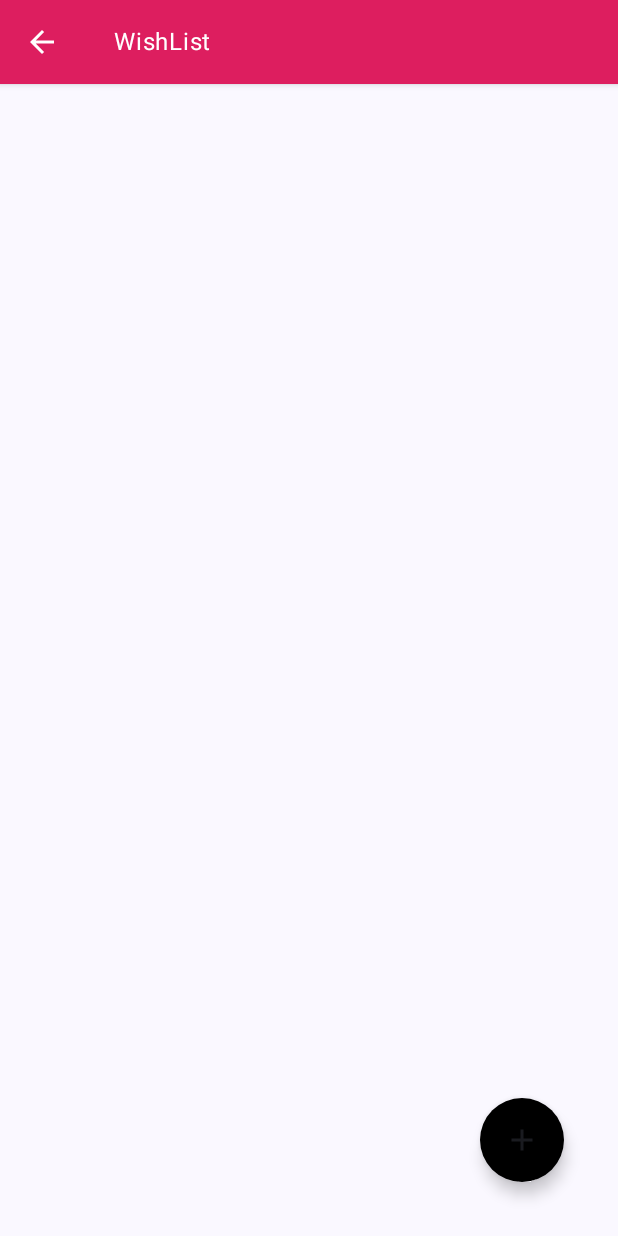
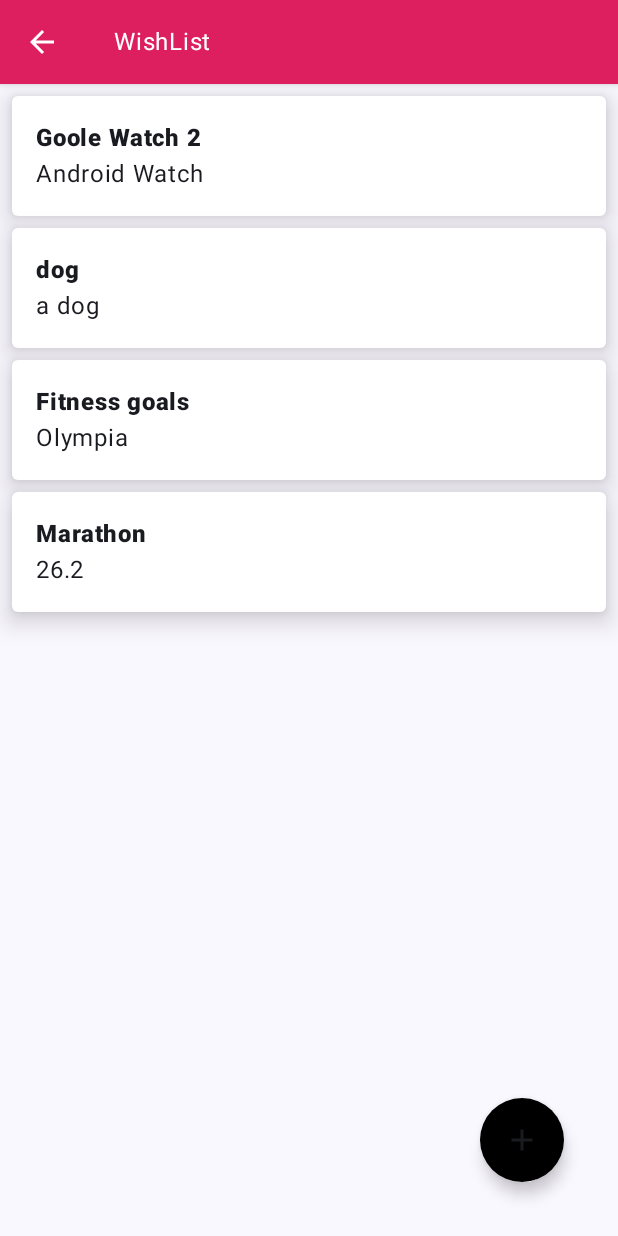
Before and after one commit to martinbebey/wisht_list_app, an Android app built with Jetpack Compose: the screen it shows after launch (MainActivity), on a phone screen of 412 x 824 dp. Run offline under Robolectric (Android 15) with nearby library versions, the phone set to English and light mode, and no system bars.

```diff
--- a/app/src/main/java/com/developer/wishlistapp/HomeView.kt
+++ b/app/src/main/java/com/developer/wishlistapp/HomeView.kt
@@ -1,20 +1,27 @@
 package com.developer.wishlistapp
 
-import android.graphics.drawable.Icon
 import android.widget.Toast
+import androidx.compose.foundation.clickable
+import androidx.compose.foundation.layout.Column
 import androidx.compose.foundation.layout.fillMaxSize
 import androidx.compose.foundation.layout.padding
 import androidx.compose.foundation.lazy.LazyColumn
+import androidx.compose.foundation.lazy.items
+import androidx.compose.material.Card
 import androidx.compose.material.FloatingActionButton
 import androidx.compose.material.icons.Icons
 import androidx.compose.material.icons.filled.Add
 import androidx.compose.material3.Icon
 import androidx.compose.material3.Scaffold
+import androidx.compose.material3.Text
 import androidx.compose.runtime.Composable
 import androidx.compose.ui.Modifier
 import androidx.compose.ui.graphics.Color
 import androidx.compose.ui.platform.LocalContext
+import androidx.compose.ui.text.font.FontWeight
 import androidx.compose.ui.unit.dp
+import com.developer.wishlistapp.data.DummyWish
+import com.developer.wishlistapp.data.Wish
 
 @Composable
 fun HomeView(){
@@ -42,7 +49,33 @@ fun HomeView(){
                 .fillMaxSize()
                 .padding(it)
         ) {
+            items(DummyWish.wishList) {
+                wish -> WishItem(wish = wish) {
 
+            }
+            }
         }
     }
 }
+
+@Composable
+fun WishItem(wish: Wish, onClick: () -> Unit){
+
+    Card(
+        modifier = Modifier
+            .fillMaxSize()
+            .padding(top = 8.dp, start = 8.dp, end = 8.dp)
+            .clickable {
+                onClick()
+            },
+        elevation = 10.dp,
+        backgroundColor = Color.White
+    ){
+        Column(
+            modifier = Modifier.padding(16.dp)
+        ) {
+            Text(text = wish.title, fontWeight = FontWeight.ExtraBold)
+            Text(text = wish.description)
+        }
+    }
+}
--- a/app/src/main/java/com/developer/wishlistapp/MainActivity.kt
+++ b/app/src/main/java/com/developer/wishlistapp/MainActivity.kt
@@ -22,7 +22,7 @@ class MainActivity : ComponentActivity() {
                     modifier = Modifier.fillMaxSize(),
                     color = MaterialTheme.colorScheme.background
                 ) {
-                    HomeView()
+                    Navigation()
                 }
             }
         }
--- /dev/null
+++ b/app/src/main/java/com/developer/wishlistapp/Navigation.kt
@@ -0,0 +1,25 @@
+package com.developer.wishlistapp
+
+import androidx.compose.runtime.Composable
+import androidx.lifecycle.viewmodel.compose.viewModel
+import androidx.navigation.NavHostController
+import androidx.navigation.compose.NavHost
+import androidx.navigation.compose.composable
+import androidx.navigation.compose.rememberNavController
+
+@Composable
+fun Navigation(
+    viewModel: WishViewModel = viewModel(),
+    navController:NavHostController = rememberNavController()
+){
+    NavHost(
+        navController = navController,
+        startDestination = Screen.HomeScreen.route
+    ){
+        composable(
+            Screen.HomeScreen.route
+        ){
+            HomeView()
+        }
+    }
+}
--- /dev/null
+++ b/app/src/main/java/com/developer/wishlistapp/Screens.kt
@@ -0,0 +1,6 @@
+package com.developer.wishlistapp
+
+sealed class Screen(val route: String) {
+    object HomeScreen: Screen("home_screen")
+    object AddScreen: Screen("add_screen")
+}
--- /dev/null
+++ b/app/src/main/java/com/developer/wishlistapp/WishViewModel.kt
@@ -0,0 +1,6 @@
+package com.developer.wishlistapp
+
+import androidx.lifecycle.ViewModel
+
+class WishViewModel (): ViewModel() {
+}
--- /dev/null
+++ b/app/src/main/java/com/developer/wishlistapp/data/Wish.kt
@@ -0,0 +1,15 @@
+package com.developer.wishlistapp.data
+
+data class Wish(
+    val id: Long = 0L,
+    val title: String = "",
+    val description: String = ""
+)
+object DummyWish{
+    val wishList = listOf(
+        Wish(title = "Goole Watch 2", description = "Android Watch"),
+        Wish(title = "dog", description = "a dog"),
+        Wish(title = "Fitness goals", description = "Olympia"),
+        Wish(title = "Marathon", description = "26.2")
+    )
+}
```
